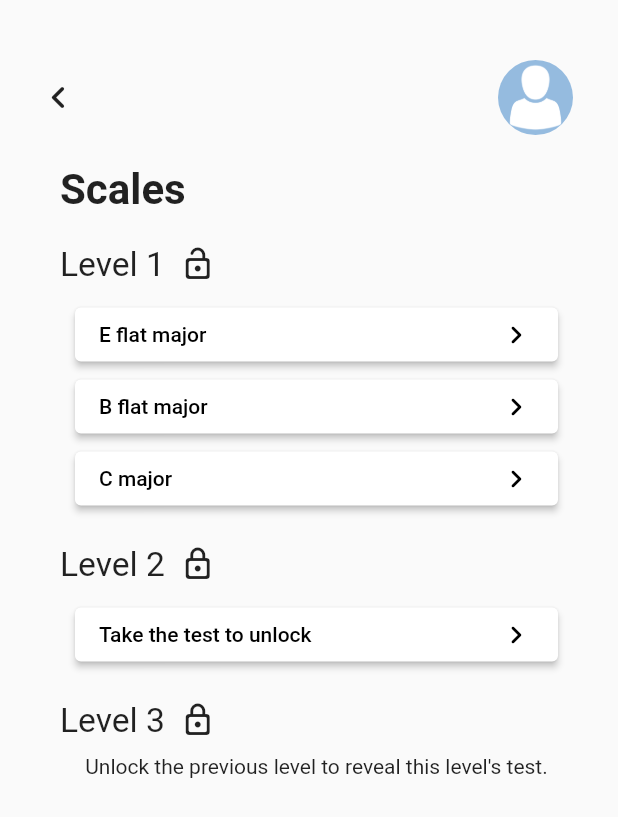
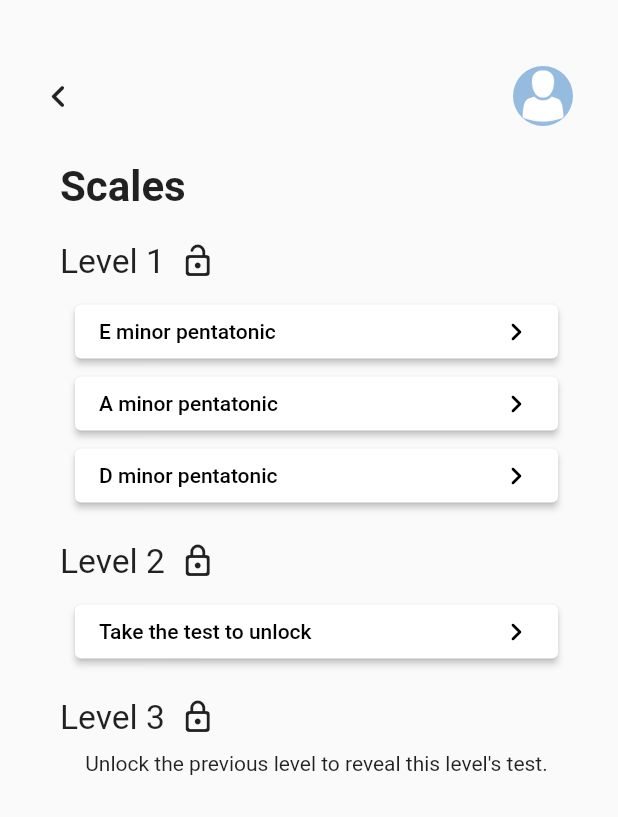
Before and after one commit to alextjones/Mobile_Final_Project, a Flutter app: the screen it shows after launch, after a tap on "Take the test to unlock", on a phone screen of 412 x 824 dp. Shown: the top 817 px of the screen. Run offline on Flutter 3.47's test engine with Material 2 defaults, Android fonts, the phone set to English and light mode, and no system bars.

Commit message:
Created Warm up page, modified top_nav.dart

```diff
--- a/lib/common/top_nav.dart
+++ b/lib/common/top_nav.dart
@@ -43,8 +43,8 @@ class _TopNavState extends State<TopNav> {
               Visibility(
                 visible: widget.includeProfilePicture,
                 child: Container(
-                  height: 50.0,
-                  width: 50.0,
+                  height: 40.0,
+                  width: 40.0,
                   decoration: BoxDecoration(
                     image: DecorationImage(
                       image: AssetImage('assets/images/person_placeholder.png'),
--- a/lib/main.dart
+++ b/lib/main.dart
@@ -36,6 +36,10 @@ class LevelSelectionPage extends StatefulWidget {
 
 class _LevelSelectionPageState extends State<LevelSelectionPage> {
 
+  void goToWarmup(String warmupTitle) {
+    log("going to " + warmupTitle);
+  }
+
   @override
   Widget build(BuildContext context) {
 
@@ -67,19 +71,19 @@ class _LevelSelectionPageState extends State<LevelSelectionPage> {
                 child: Column(
                   children: <Widget>[
                     ThinButton(
-                        text: 'E flat major',
+                        text: 'E minor pentatonic',
                         onThinButtonPressed: () {
                           log("Pressed level 1 part 1");
                         }
                     ),
                     ThinButton(
-                        text: 'B flat major',
+                        text: 'A minor pentatonic',
                         onThinButtonPressed: () {
                           log("Pressed level 1 part 1");
                         }
                     ),
                     ThinButton(
-                        text: 'C major',
+                        text: 'D minor pentatonic',
                         onThinButtonPressed: () {
                           log("Pressed level 1 part 1");
                         }
@@ -98,8 +102,8 @@ class _LevelSelectionPageState extends State<LevelSelectionPage> {
                     ThinButton(
                         text: 'Take the test to unlock',
                         onThinButtonPressed: () {
-                          log("Pressed level 1 part 1");
-                        }
+                          log("pressed take text");
+                        },
                     ),
                   ],
                 ),
@@ -125,3 +129,23 @@ class _LevelSelectionPageState extends State<LevelSelectionPage> {
     );
   }
 }
+
+class WarmUpPage extends StatefulWidget {
+  WarmUpPage({Key key, this.warmUp}) : super(key: key);
+
+  final String warmUp;
+
+  @override
+  _WarmUpPageState createState() => _WarmUpPageState();
+}
+
+class _WarmUpPageState extends State<WarmUpPage> {
+  @override
+  Widget build(BuildContext context) {
+    return Scaffold(
+      body: Text(
+          widget.warmUp,
+      ),
+    );
+  }
+}
```
